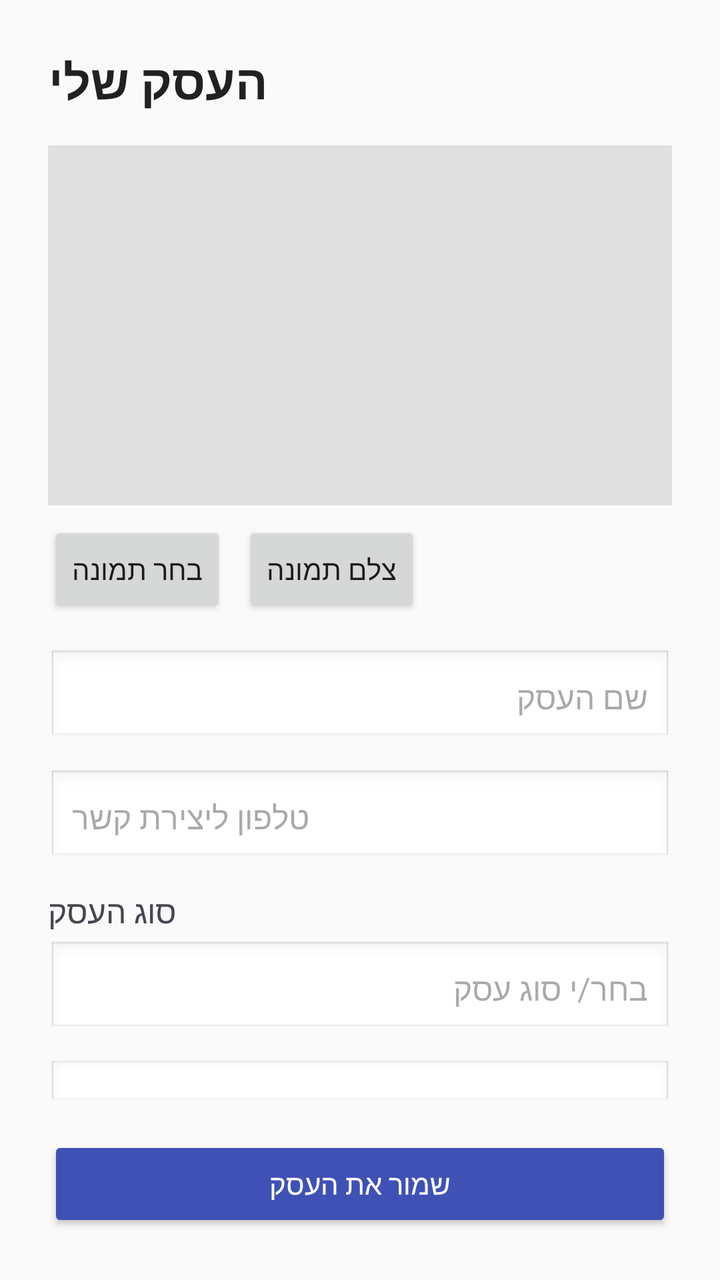
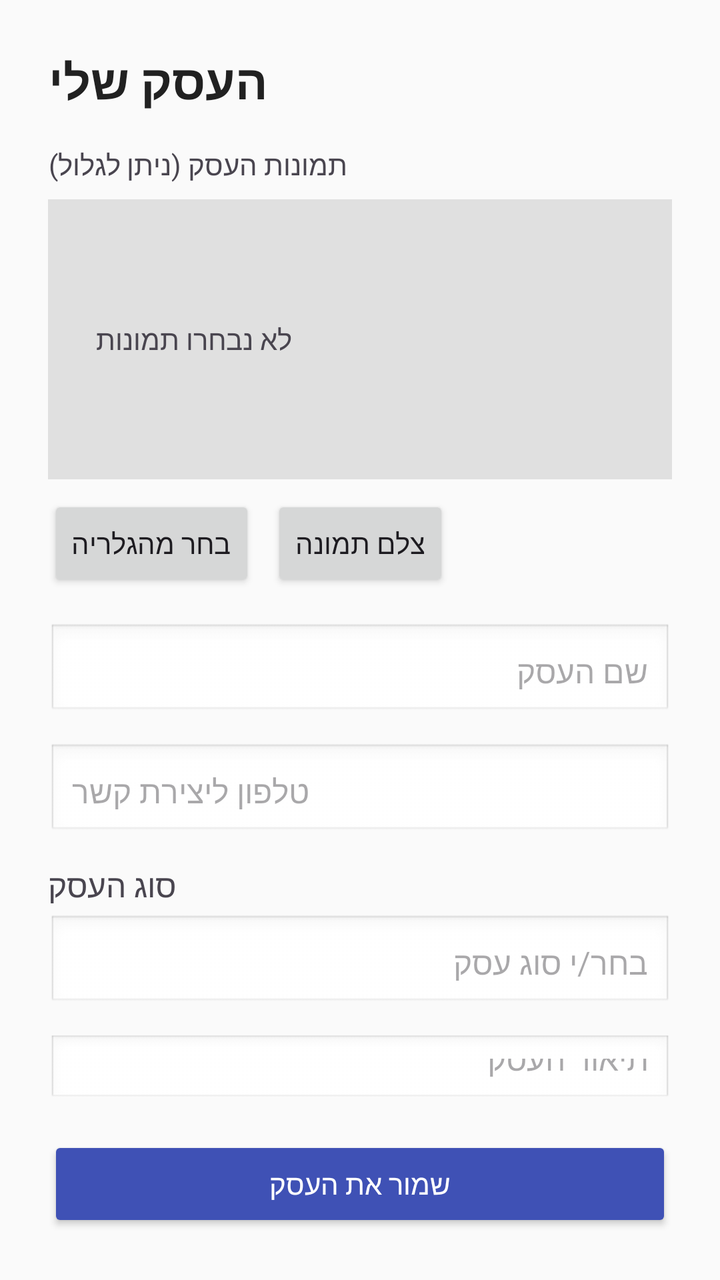

Screens rendered from an Android XML layout before and after an edit, with the pre-edit source and the edit as a unified diff.
<!-- AndroidManifest.xml: application theme Theme.MyApplication -->
<!-- res/layout/activity_my_business_main.xml -->
<?xml version="1.0" encoding="utf-8"?>
<androidx.constraintlayout.widget.ConstraintLayout
    xmlns:android="http://schemas.android.com/apk/res/android"
    xmlns:app="http://schemas.android.com/apk/res-auto"
    xmlns:tools="http://schemas.android.com/tools"
    android:id="@+id/business_main_root"
    android:layout_width="match_parent"
    android:layout_height="match_parent"
    android:padding="24dp"
    android:background="#FAFAFA"
    tools:context=".MyBusinessMainActivity">

    <TextView
        android:id="@+id/tVTitle"
        android:layout_width="wrap_content"
        android:layout_height="wrap_content"
        android:text="העסק שלי"
        android:textSize="24sp"
        android:textStyle="bold"
        android:textColor="#212121"
        app:layout_constraintTop_toTopOf="parent"
        app:layout_constraintStart_toStartOf="parent" />

    <ImageView
        android:id="@+id/imgBusinessMain"
        android:layout_width="0dp"
        android:layout_height="180dp"
        android:layout_marginTop="16dp"
        android:background="#E0E0E0"
        android:scaleType="centerCrop"
        android:contentDescription="תמונת העסק"
        android:clickable="true"
        android:focusable="true"
        app:layout_constraintTop_toBottomOf="@id/tVTitle"
        app:layout_constraintStart_toStartOf="parent"
        app:layout_constraintEnd_toEndOf="parent" />

    <Button
        android:id="@+id/btnChooseImage"
        android:layout_width="wrap_content"
        android:layout_height="wrap_content"
        android:text="בחר תמונה"
        android:layout_marginTop="8dp"
        app:layout_constraintTop_toBottomOf="@id/imgBusinessMain"
        app:layout_constraintStart_toStartOf="parent" />


    <Button
        android:id="@+id/btnTakePhoto"
        android:layout_width="wrap_content"
        android:layout_height="wrap_content"
        android:layout_marginStart="8dp"
        android:layout_marginTop="8dp"
        android:text="צלם תמונה"
        app:layout_constraintStart_toEndOf="@+id/btnChooseImage"
        app:layout_constraintTop_toBottomOf="@+id/imgBusinessMain" />

    <EditText
        android:id="@+id/eTBusinessName"
        android:layout_width="0dp"
        android:layout_height="wrap_content"
        android:layout_marginTop="16dp"
        android:hint="שם העסק"
        android:padding="12dp"
        android:background="@android:drawable/edit_text"
        android:textSize="16sp"
        app:layout_constraintTop_toBottomOf="@id/btnChooseImage"
        app:layout_constraintStart_toStartOf="parent"
        app:layout_constraintEnd_toEndOf="parent" />

    <EditText
        android:id="@+id/eTBusinessPhone"
        android:layout_width="0dp"
        android:layout_height="wrap_content"
        android:layout_marginTop="12dp"
        android:hint="טלפון ליצירת קשר"
        android:inputType="phone"
        android:padding="12dp"
        android:background="@android:drawable/edit_text"
        android:textSize="16sp"
        app:layout_constraintTop_toBottomOf="@id/eTBusinessName"
        app:layout_constraintStart_toStartOf="parent"
        app:layout_constraintEnd_toEndOf="parent" />

    
    <TextView
        android:id="@+id/tVBusinessTypeLabel"
        android:layout_width="wrap_content"
        android:layout_height="wrap_content"
        android:text="סוג העסק"
        android:layout_marginTop="12dp"
        android:textSize="16sp"
        app:layout_constraintTop_toBottomOf="@id/eTBusinessPhone"
        app:layout_constraintStart_toStartOf="parent" />

    
    <AutoCompleteTextView
        android:id="@+id/autoBusinessType"
        android:layout_width="0dp"
        android:layout_height="wrap_content"
        android:layout_marginTop="4dp"
        android:hint="בחר/י סוג עסק"
        android:inputType="text"
        android:padding="12dp"
        android:background="@android:drawable/edit_text"
        android:textSize="16sp"
        app:layout_constraintTop_toBottomOf="@id/tVBusinessTypeLabel"
        app:layout_constraintStart_toStartOf="parent"
        app:layout_constraintEnd_toEndOf="parent" />

    <EditText
        android:id="@+id/eTBusinessDescription"
        android:layout_width="0dp"
        android:layout_height="0dp"
        android:hint="תיאור העסק"
        android:inputType="textMultiLine"
        android:gravity="top|start"
        android:minLines="4"
        android:padding="12dp"
        android:background="@android:drawable/edit_text"
        android:textSize="16sp"
        android:layout_marginTop="12dp"
        android:layout_marginBottom="16dp"
        app:layout_constraintTop_toBottomOf="@id/autoBusinessType"
        app:layout_constraintStart_toStartOf="parent"
        app:layout_constraintEnd_toEndOf="parent"
        app:layout_constraintBottom_toTopOf="@id/btnSaveBusiness" />

    <Button
        android:id="@+id/btnSaveBusiness"
        android:layout_width="0dp"
        android:layout_height="wrap_content"
        android:text="שמור את העסק"
        android:backgroundTint="#3F51B5"
        android:textColor="#FFFFFF"
        android:padding="12dp"
        app:layout_constraintBottom_toBottomOf="parent"
        app:layout_constraintStart_toStartOf="parent"
        app:layout_constraintEnd_toEndOf="parent" />

</androidx.constraintlayout.widget.ConstraintLayout>
<!-- resources referenced by this layout -->
<resources>
  <style name="Theme.MyApplication" parent="Base.Theme.MyApplication" />
  <style name="Base.Theme.MyApplication" parent="Theme.Material3.DayNight.NoActionBar">
      </style>
</resources>

<!-- the commit's change to res/layout/activity_my_business_main.xml (unified diff, before → after) -->
@@ -21,29 +21,54 @@
         app:layout_constraintTop_toTopOf="parent"
         app:layout_constraintStart_toStartOf="parent" />
 
-    <ImageView
-        android:id="@+id/imgBusinessMain"
+    <TextView
+        android:id="@+id/tvPhotosLabel"
+        android:layout_width="wrap_content"
+        android:layout_height="wrap_content"
+        android:text="תמונות העסק (ניתן לגלול)"
+        android:textSize="14sp"
+        android:layout_marginTop="16dp"
+        app:layout_constraintTop_toBottomOf="@id/tVTitle"
+        app:layout_constraintStart_toStartOf="parent"/>
+
+    
+    <HorizontalScrollView
+        android:id="@+id/hsvImages"
         android:layout_width="0dp"
-        android:layout_height="180dp"
-        android:layout_marginTop="16dp"
+        android:layout_height="140dp"
+        android:layout_marginTop="8dp"
         android:background="#E0E0E0"
-        android:scaleType="centerCrop"
-        android:contentDescription="תמונת העסק"
-        android:clickable="true"
-        android:focusable="true"
-        app:layout_constraintTop_toBottomOf="@id/tVTitle"
+        app:layout_constraintTop_toBottomOf="@id/tvPhotosLabel"
         app:layout_constraintStart_toStartOf="parent"
-        app:layout_constraintEnd_toEndOf="parent" />
+        app:layout_constraintEnd_toEndOf="parent">
+
+        <LinearLayout
+            android:id="@+id/previewContainer"
+            android:layout_width="wrap_content"
+            android:layout_height="match_parent"
+            android:orientation="horizontal"
+            android:gravity="center_vertical"
+            android:padding="8dp">
+
+            
+            <TextView
+                android:id="@+id/tvNoImages"
+                android:layout_width="wrap_content"
+                android:layout_height="wrap_content"
+                android:text="לא נבחרו תמונות"
+                android:layout_margin="16dp"/>
+
+        </LinearLayout>
+    </HorizontalScrollView>
 
     <Button
         android:id="@+id/btnChooseImage"
         android:layout_width="wrap_content"
         android:layout_height="wrap_content"
-        android:text="בחר תמונה"
+        android:text="בחר מהגלריה"
         android:layout_marginTop="8dp"
-        app:layout_constraintTop_toBottomOf="@id/imgBusinessMain"
+        app:layout_constraintTop_toBottomOf="@id/hsvImages"
         app:layout_constraintStart_toStartOf="parent" />
-
 
     <Button
         android:id="@+id/btnTakePhoto"
@@ -53,7 +78,7 @@
         android:layout_marginTop="8dp"
         android:text="צלם תמונה"
         app:layout_constraintStart_toEndOf="@+id/btnChooseImage"
-        app:layout_constraintTop_toBottomOf="@+id/imgBusinessMain" />
+        app:layout_constraintTop_toBottomOf="@+id/hsvImages" />
 
     <EditText
         android:id="@+id/eTBusinessName"
@@ -82,7 +107,6 @@
         app:layout_constraintStart_toStartOf="parent"
         app:layout_constraintEnd_toEndOf="parent" />
 
-    
     <TextView
         android:id="@+id/tVBusinessTypeLabel"
         android:layout_width="wrap_content"
@@ -93,7 +117,6 @@
         app:layout_constraintTop_toBottomOf="@id/eTBusinessPhone"
         app:layout_constraintStart_toStartOf="parent" />
 
-    
     <AutoCompleteTextView
         android:id="@+id/autoBusinessType"
         android:layout_width="0dp"
